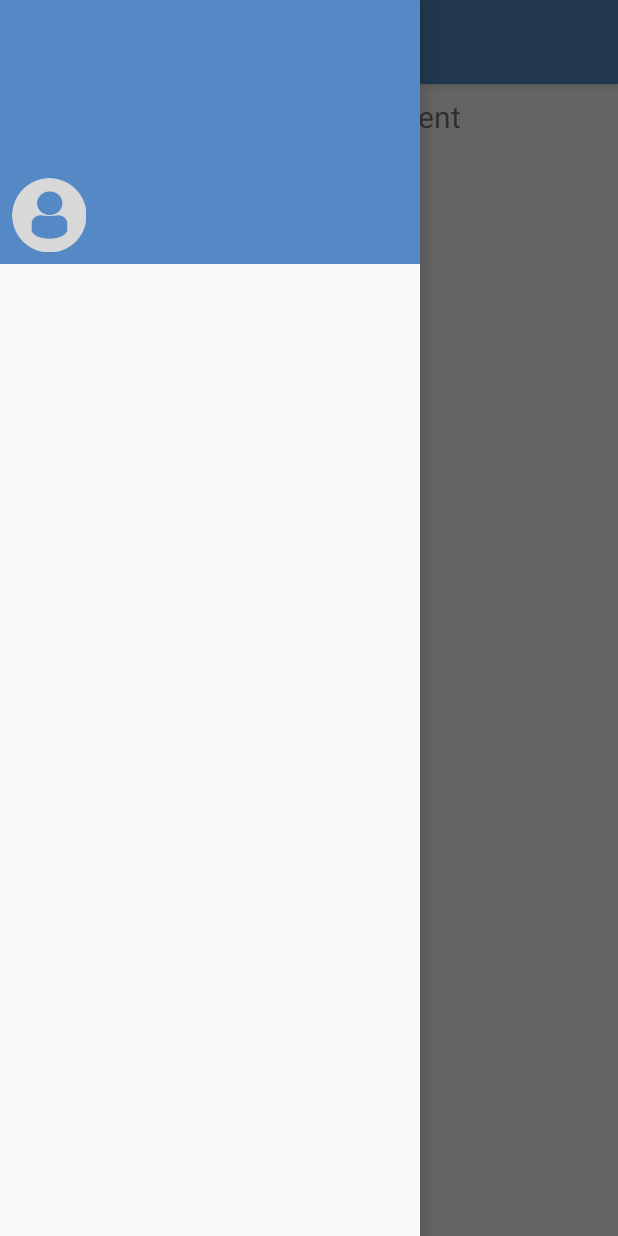
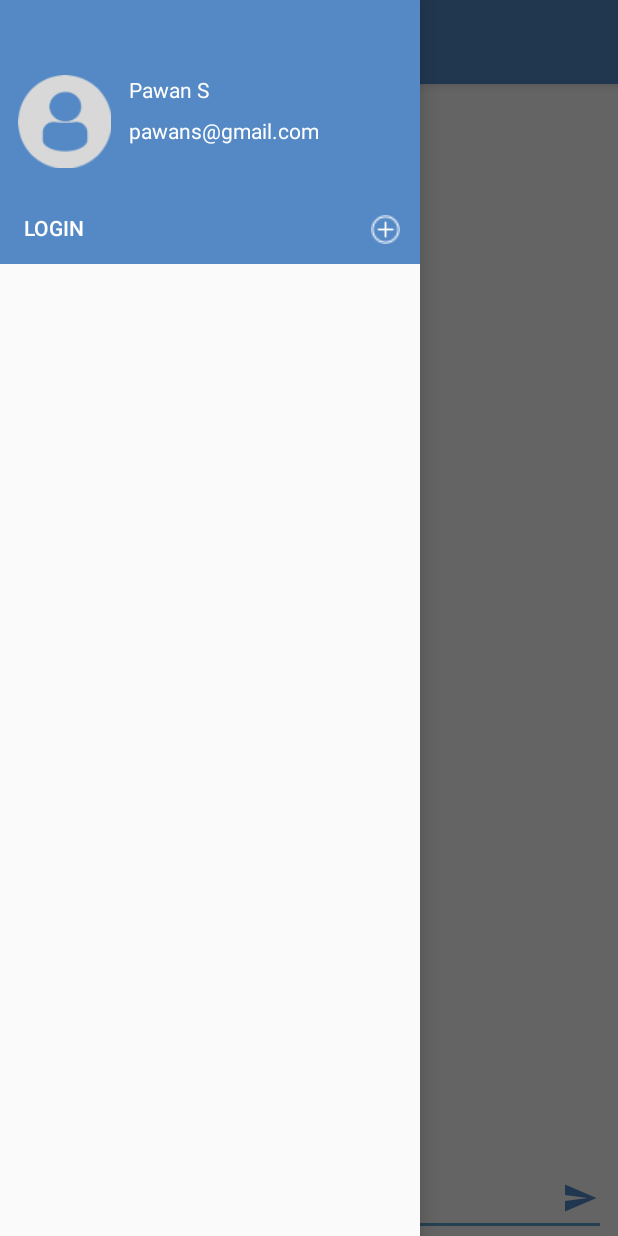
Before and after one commit to pawanman56/smack-chat-app, an Android app: the screen it shows after launch (MainActivity), with the side drawer open, on a phone screen of 412 x 824 dp. Run offline under Robolectric (Android 15) with nearby library versions, the phone set to English and light mode, and no system bars; our stand-ins replace navigation-ui.

Commit message:
main ui recycler view added

```diff
--- a/app/src/main/java/pawan/example/smackchat/MainActivity.kt
+++ b/app/src/main/java/pawan/example/smackchat/MainActivity.kt
@@ -1,8 +1,6 @@
 package pawan.example.smackchat
 
 import android.os.Bundle
-import com.google.android.material.floatingactionbutton.FloatingActionButton
-import com.google.android.material.snackbar.Snackbar
 import androidx.navigation.findNavController
 import androidx.navigation.ui.AppBarConfiguration
 import androidx.navigation.ui.navigateUp
@@ -12,7 +10,7 @@ import androidx.drawerlayout.widget.DrawerLayout
 import com.google.android.material.navigation.NavigationView
 import androidx.appcompat.app.AppCompatActivity
 import androidx.appcompat.widget.Toolbar
-import android.view.Menu
+import android.view.View
 
 class MainActivity : AppCompatActivity() {
 
@@ -43,4 +41,16 @@ class MainActivity : AppCompatActivity() {
         val navController = findNavController(R.id.nav_host_fragment)
         return navController.navigateUp(appBarConfiguration) || super.onSupportNavigateUp()
     }
+
+    /*fun loginBtnNavClicked(view: View) {
+
+    }
+
+    fun addChannelClicked(view: View) {
+
+    }
+
+    fun sendMessageBtnClicked(view: View) {
+
+    }*/
 }
--- a/app/src/main/java/pawan/example/smackchat/ui/home/HomeFragment.kt
+++ b/app/src/main/java/pawan/example/smackchat/ui/home/HomeFragment.kt
@@ -22,10 +22,10 @@ class HomeFragment : Fragment() {
         homeViewModel =
             ViewModelProviders.of(this).get(HomeViewModel::class.java)
         val root = inflater.inflate(R.layout.fragment_home, container, false)
-        val textView: TextView = root.findViewById(R.id.text_home)
+        /*val textView: TextView = root.findViewById(R.id.text_home)
         homeViewModel.text.observe(this, Observer {
             textView.text = it
-        })
+        })*/
         return root
     }
 }
--- a/app/src/main/res/layout/fragment_home.xml
+++ b/app/src/main/res/layout/fragment_home.xml
@@ -5,15 +5,50 @@
     android:layout_height="match_parent">
 
     <TextView
-        android:id="@+id/text_home"
-        android:layout_width="match_parent"
+        android:id="@+id/mainChannelName"
+        android:layout_width="0dp"
         android:layout_height="wrap_content"
-        android:layout_marginStart="8dp"
         android:layout_marginTop="8dp"
-        android:layout_marginEnd="8dp"
+        android:text="Please Log In"
         android:textAlignment="center"
-        android:textSize="20sp"
         app:layout_constraintEnd_toEndOf="parent"
         app:layout_constraintStart_toStartOf="parent"
         app:layout_constraintTop_toTopOf="parent" />
+
+    <EditText
+        android:id="@+id/messageTextField"
+        android:layout_width="0dp"
+        android:layout_height="wrap_content"
+        android:layout_marginStart="8dp"
+        android:layout_marginEnd="8dp"
+        android:ems="10"
+        android:gravity="start|top"
+        android:hint="Message:"
+        android:inputType="textMultiLine"
+        app:layout_constraintBottom_toBottomOf="parent"
+        app:layout_constraintEnd_toEndOf="parent"
+        app:layout_constraintStart_toStartOf="parent" />
+
+    <ImageButton
+        android:id="@+id/sendMessageBtn"
+        android:layout_width="35dp"
+        android:layout_height="35dp"
+        android:layout_marginEnd="8dp"
+        android:layout_marginBottom="8dp"
+        android:background="@android:color/transparent"
+        android:onClick="sendMessageBtnClicked"
+        android:tint="@color/colorPrimary"
+        app:layout_constraintBottom_toBottomOf="parent"
+        app:layout_constraintEnd_toEndOf="parent"
+        app:srcCompat="@drawable/ic_menu_send" />
+
+    <androidx.recyclerview.widget.RecyclerView
+        android:id="@+id/messageListView"
+        android:layout_width="0dp"
+        android:layout_height="0dp"
+        android:layout_marginTop="8dp"
+        app:layout_constraintBottom_toTopOf="@+id/messageTextField"
+        app:layout_constraintEnd_toEndOf="parent"
+        app:layout_constraintStart_toStartOf="parent"
+        app:layout_constraintTop_toBottomOf="@+id/mainChannelName" />
 </androidx.constraintlayout.widget.ConstraintLayout>
--- a/app/src/main/res/layout/nav_header_main.xml
+++ b/app/src/main/res/layout/nav_header_main.xml
@@ -10,38 +10,68 @@
     android:theme="@style/ThemeOverlay.AppCompat.Dark">
 
     <ImageView
-        android:id="@+id/imageView"
-        android:layout_width="wrap_content"
-        android:layout_height="wrap_content"
+        android:id="@+id/userImageNavHeader"
+        android:layout_width="70dp"
+        android:layout_height="70dp"
         android:layout_marginStart="8dp"
-        android:layout_marginBottom="8dp"
+        android:layout_marginBottom="24dp"
         android:contentDescription="@string/nav_header_desc"
         android:paddingTop="@dimen/nav_header_vertical_spacing"
-        app:layout_constraintBottom_toBottomOf="parent"
+        app:layout_constraintBottom_toTopOf="@+id/loginBtnNavHeader"
         app:layout_constraintStart_toStartOf="parent"
         app:srcCompat="@drawable/profiledefault" />
 
     <TextView
-        android:id="@+id/textView2"
+        android:id="@+id/userNameNavHeader"
         android:layout_width="wrap_content"
         android:layout_height="wrap_content"
         android:layout_marginStart="8dp"
         android:paddingTop="@dimen/nav_header_vertical_spacing"
+        android:text="Pawan S"
         android:textAppearance="@style/TextAppearance.AppCompat.Body1"
         android:textColor="@android:color/white"
-        app:layout_constraintStart_toEndOf="@+id/imageView"
-        app:layout_constraintTop_toTopOf="@+id/imageView"
+        app:layout_constraintStart_toEndOf="@+id/userImageNavHeader"
+        app:layout_constraintTop_toTopOf="@+id/userImageNavHeader"
         tools:text="Pawan S" />
 
     <TextView
-        android:id="@+id/textView"
+        android:id="@+id/userEmailNavHeader"
         android:layout_width="wrap_content"
         android:layout_height="wrap_content"
         android:layout_marginStart="8dp"
         android:layout_marginTop="8dp"
+        android:text="pawans@gmail.com"
         android:textColor="@android:color/white"
-        app:layout_constraintStart_toEndOf="@+id/imageView"
-        app:layout_constraintTop_toBottomOf="@+id/textView2"
+        app:layout_constraintStart_toEndOf="@+id/userImageNavHeader"
+        app:layout_constraintTop_toBottomOf="@+id/userNameNavHeader"
         tools:text="pawans@gmail.com" />
 
+    <Button
+        android:id="@+id/loginBtnNavHeader"
+        android:layout_width="wrap_content"
+        android:layout_height="32dp"
+        android:layout_marginStart="16dp"
+        android:layout_marginBottom="8dp"
+        android:background="@android:color/transparent"
+        android:onClick="loginBtnNavClicked"
+        android:text="Login"
+        android:textAlignment="viewStart"
+        android:textColor="@android:color/white"
+        app:layout_constraintBottom_toBottomOf="parent"
+        app:layout_constraintStart_toStartOf="parent" />
+
+    <ImageButton
+        android:id="@+id/addChannelBtn"
+        android:layout_width="30dp"
+        android:layout_height="30dp"
+        android:layout_marginEnd="8dp"
+        android:layout_marginBottom="8dp"
+        android:background="@android:color/transparent"
+        android:onClick="addChannelClicked"
+        android:padding="5dp"
+        android:scaleType="fitCenter"
+        app:layout_constraintBottom_toBottomOf="parent"
+        app:layout_constraintEnd_toEndOf="parent"
+        app:srcCompat="@drawable/addchannelbutton" />
+
 </androidx.constraintlayout.widget.ConstraintLayout>
```
